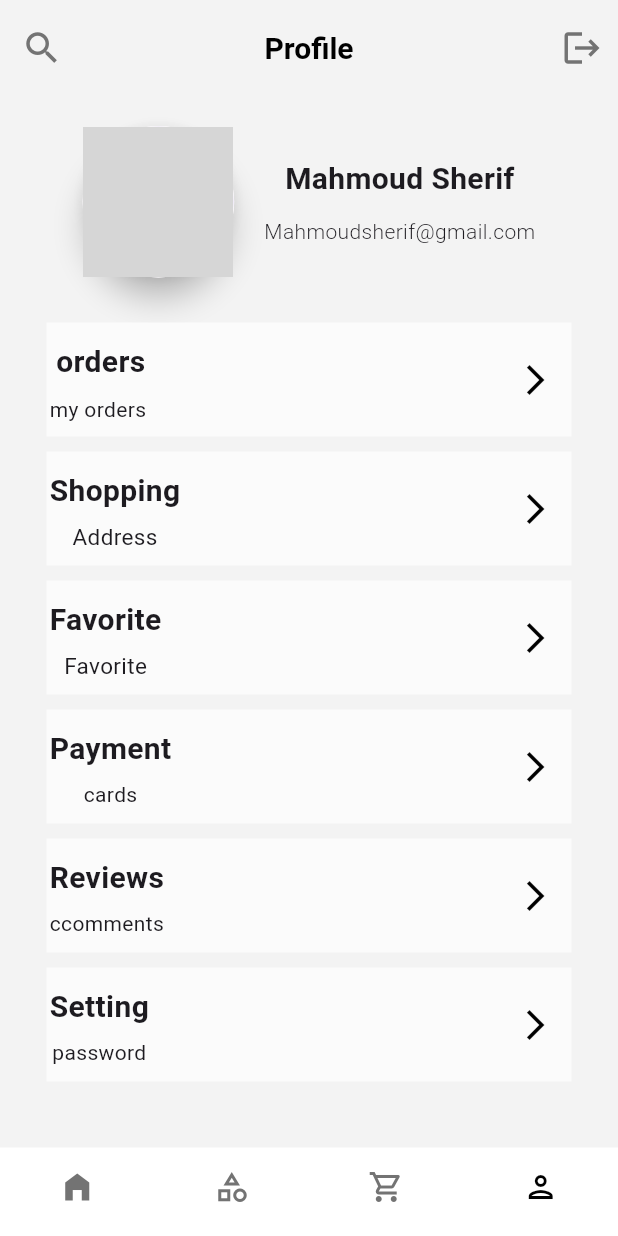
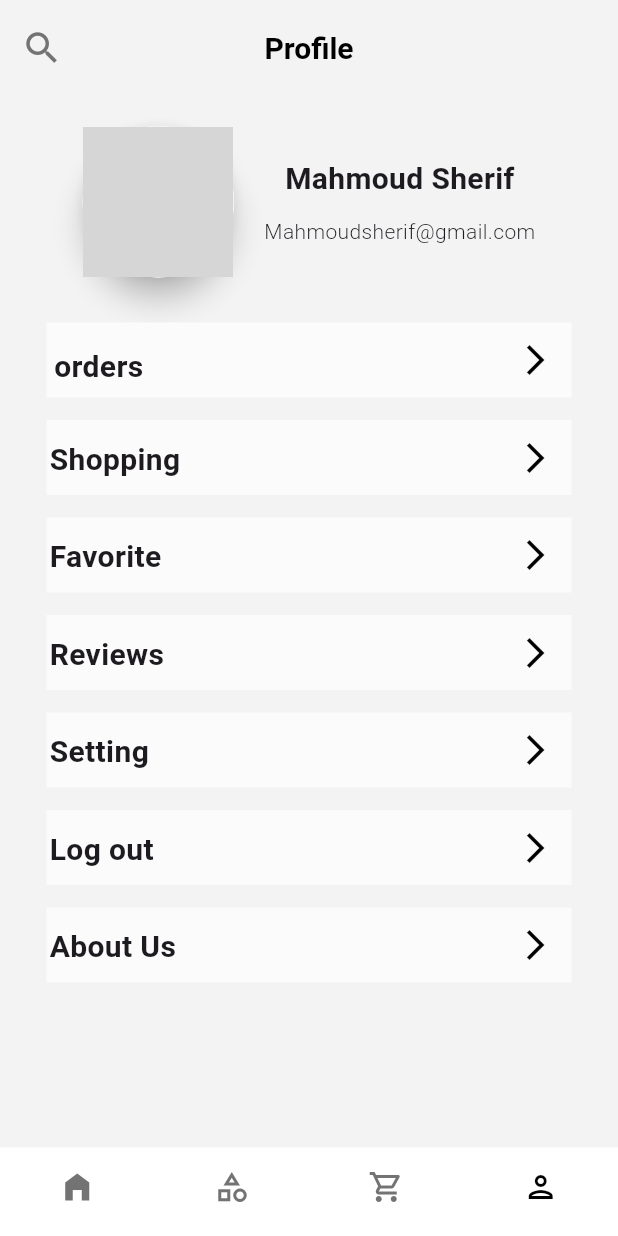
Before and after one commit to Ebrahim-Elkbbany/Shoply, a Flutter app: the screen it shows after launch, item 4 of the bottom bar chosen, on a phone screen of 412 x 824 dp. Run offline on Flutter 3.47's test engine with Material 3 defaults, Android fonts, the phone set to English and light mode, and no system bars; drawn by our look-alikes of avatar_glow; our stand-ins replace sqflite; accounts and stored records are empty; network calls fail; grey boxes are pictures that could not be loaded.

Commit message:
edit profilepage and aboutus

```diff
--- a/lib/features/profile/profile.dart
+++ b/lib/features/profile/profile.dart
@@ -1,5 +1,7 @@
 import 'package:flutter/material.dart';
 import 'package:avatar_glow/avatar_glow.dart';
+
+import '../../Aboutus/aboutus.dart';
 
 class Profile extends StatefulWidget {
   const Profile({Key? key}) : super(key: key);
@@ -23,7 +25,6 @@ class _ProfileState extends State<Profile> {
           style: TextStyle(fontWeight: FontWeight.bold),
         ),
         centerTitle: true,
-        actions: [IconButton(onPressed: () {}, icon: const Icon(Icons.logout))],
         elevation: 0,
       ),
       body: Column(
@@ -86,7 +87,7 @@ class _ProfileState extends State<Profile> {
                 children: [
                   Container(
                     width: 350,
-                    height: 76,
+                    height: 50,
                     color: Colors.white70,
                     child: Row(
                       children: [
@@ -96,20 +97,14 @@ class _ProfileState extends State<Profile> {
                               height: 10,
                             ),
                             Padding(
-                              padding: EdgeInsets.all(2.0),
+                              padding: EdgeInsets.all(5.0),
                               child: Text(
                                 "orders",
                                 style: TextStyle(
                                     fontWeight: FontWeight.bold, fontSize: 20),
                               ),
                             ),
-                            SizedBox(
-                              height: 3,
-                            ),
-                            Padding(
-                              padding: EdgeInsets.all(2.0),
-                              child: Text('my orders '),
-                            ),
+
                           ],
                         ),
                         const Spacer(),
@@ -120,11 +115,11 @@ class _ProfileState extends State<Profile> {
                     ),
                   ),
                   const SizedBox(
-                    height: 10,
+                    height: 15,
                   ),
                   Container(
                     width: 350,
-                    height: 76,
+                    height: 50,
                     color: Colors.white70,
                     child: Row(
                       children: [
@@ -141,16 +136,7 @@ class _ProfileState extends State<Profile> {
                                     fontWeight: FontWeight.bold, fontSize: 20),
                               ),
                             ),
-                            SizedBox(
-                              height: 3,
-                            ),
-                            Padding(
-                              padding: EdgeInsets.all(.5),
-                              child: Text(
-                                'Address',
-                                style: TextStyle(fontSize: 15),
-                              ),
-                            ),
+
                           ],
                         ),
                         const Spacer(),
@@ -160,10 +146,10 @@ class _ProfileState extends State<Profile> {
                       ],
                     ),
                   ),
-                  SizedBox(height: 10,),
+                  SizedBox(height: 15,),
                   Container(
                     width: 350,
-                    height: 76,
+                    height: 50,
                     color: Colors.white70,
                     child: Row(
                       children: [
@@ -180,16 +166,6 @@ class _ProfileState extends State<Profile> {
                                     fontWeight: FontWeight.bold, fontSize: 20),
                               ),
                             ),
-                            SizedBox(
-                              height: 3,
-                            ),
-                            Padding(
-                              padding: EdgeInsets.all(.5),
-                              child: Text(
-                                'Favorite',
-                                style: TextStyle(fontSize: 15),
-                              ),
-                            ),
                           ],
                         ),
                         const Spacer(),
@@ -201,49 +177,12 @@ class _ProfileState extends State<Profile> {
                   ),
 
                   const SizedBox(
-                    height: 10,
+                    height: 15,
                   ),
+
                   Container(
                     width: 350,
-                    height: 76,
-                    color: Colors.white70,
-                    child: Row(
-                      children: [
-                        const Column(
-                          children: [
-                            SizedBox(
-                              height: 10,
-                            ),
-                            Padding(
-                              padding: EdgeInsets.all(2.0),
-                              child: Text(
-                                "Payment",
-                                style: TextStyle(
-                                    fontWeight: FontWeight.bold, fontSize: 20),
-                              ),
-                            ),
-                            SizedBox(
-                              height: 3,
-                            ),
-                            Padding(
-                              padding: EdgeInsets.all(.5),
-                              child: Text('cards'),
-                            ),
-                          ],
-                        ),
-                        const Spacer(),
-                        IconButton(
-                            onPressed: () {},
-                            icon: const Icon(Icons.arrow_forward_ios))
-                      ],
-                    ),
-                  ),
-                  const SizedBox(
-                    height: 10,
-                  ),
-                  Container(
-                    width: 350,
-                    height: 76,
+                    height: 50,
                     color: Colors.white70,
                     child: Row(
                       children: [
@@ -260,13 +199,6 @@ class _ProfileState extends State<Profile> {
                                     fontWeight: FontWeight.bold, fontSize: 20),
                               ),
                             ),
-                            SizedBox(
-                              height: 3,
-                            ),
-                            Padding(
-                              padding: EdgeInsets.all(.5),
-                              child: Text('ccomments'),
-                            ),
                           ],
                         ),
                         const Spacer(),
@@ -277,11 +209,11 @@ class _ProfileState extends State<Profile> {
                     ),
                   ),
                   const SizedBox(
-                    height: 10,
+                    height: 15,
                   ),
                   Container(
                     width: 350,
-                    height: 76,
+                    height: 50,
                     color: Colors.white70,
                     child: Row(
                       children: [
@@ -298,12 +230,34 @@ class _ProfileState extends State<Profile> {
                                     fontWeight: FontWeight.bold, fontSize: 20),
                               ),
                             ),
+                          ],
+                        ),
+                        const Spacer(),
+                        IconButton(
+                            onPressed: () {},
+                            icon: const Icon(Icons.arrow_forward_ios))
+                      ],
+                    ),
+                  ),
+                  SizedBox(height: 15,),
+                  Container(
+                    width: 350,
+                    height: 50,
+                    color: Colors.white70,
+                    child: Row(
+                      children: [
+                        const Column(
+                          children: [
                             SizedBox(
-                              height: 3,
+                              height: 10,
                             ),
                             Padding(
-                              padding: EdgeInsets.all(.5),
-                              child: Text('password'),
+                              padding: EdgeInsets.all(2.0),
+                              child: Text(
+                                "Log out",
+                                style: TextStyle(
+                                    fontWeight: FontWeight.bold, fontSize: 20),
+                              ),
                             ),
                           ],
                         ),
@@ -314,6 +268,43 @@ class _ProfileState extends State<Profile> {
                       ],
                     ),
                   ),
+                  SizedBox(height: 15,),
+                  Container(
+                    width: 350,
+                    height: 50,
+                    color: Colors.white70,
+                    child: Row(
+                      children: [
+                        const Column(
+                          children: [
+                            SizedBox(
+                              height: 10,
+                            ),
+                            Padding(
+                              padding: EdgeInsets.all(2.0),
+                              child: Text(
+                                "About Us",
+                                style: TextStyle(
+                                    fontWeight: FontWeight.bold, fontSize: 20),
+                              ),
+                            ),
+                          ],
+                        ),
+                        const Spacer(),
+                        IconButton(
+                            onPressed: () {
+                              Navigator.push(
+                                  context,
+                                  MaterialPageRoute(builder: (context)
+                              =>
+                                  aboutus()
+                              ));
+                            },
+                            icon: const Icon(Icons.arrow_forward_ios))
+                      ],
+                    ),
+                  ),
+
                 ],
               )
             ],
```
Also changed, not shown: lib/Aboutus/aboutus.dart (added, +72 -0 lines), lib/features/product/product_details.dart (+47 -74 lines).
